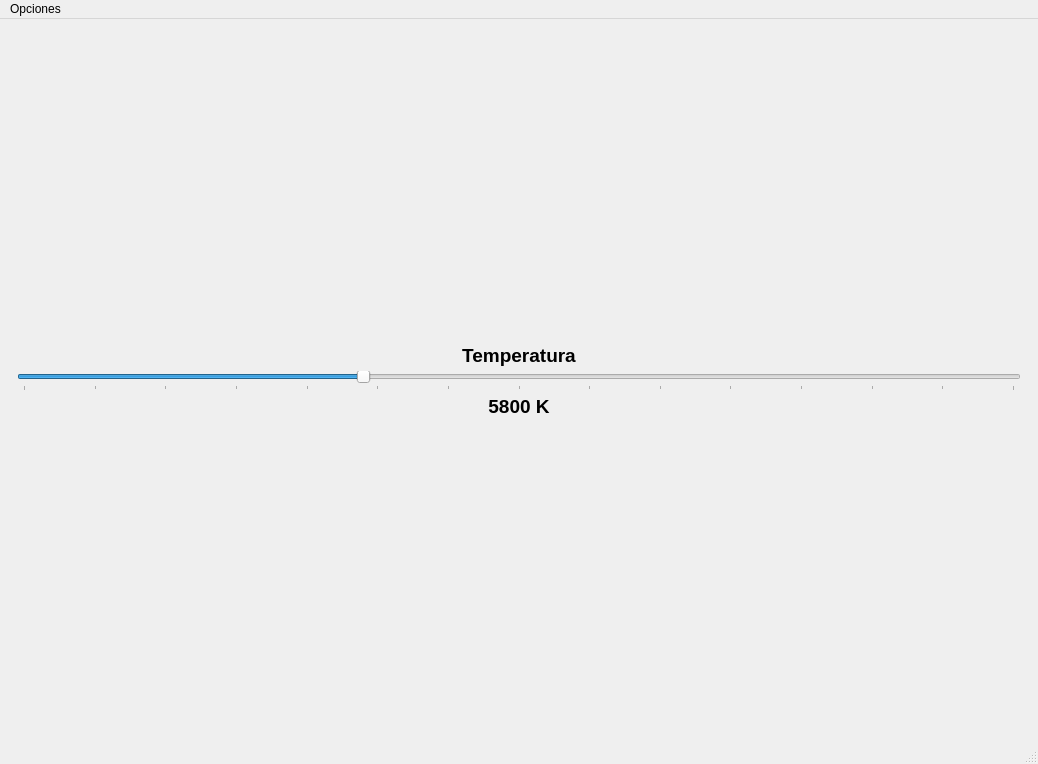
Old version of the form blackbody.ui in the repository azzorini/PyQtBlackbody.
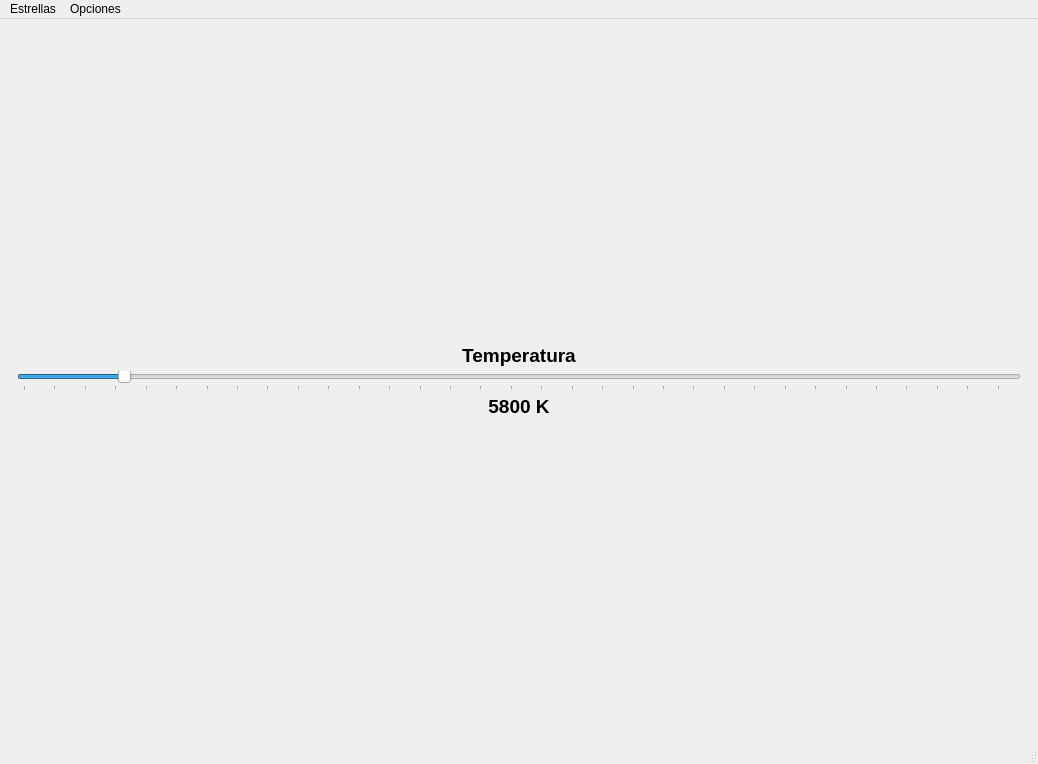
New version of the form.

Diff of the .ui file:
```diff
--- a/blackbody.ui
+++ b/blackbody.ui
@@ -61,10 +61,10 @@
          <bool>false</bool>
         </property>
         <property name="minimum">
-         <number>1000</number>
+         <number>2500</number>
         </property>
         <property name="maximum">
-         <number>15000</number>
+         <number>35000</number>
         </property>
         <property name="singleStep">
          <number>100</number>
@@ -119,6 +119,12 @@
     <addaction name="actionCerrar"/>
     <addaction name="actionInformacion"/>
    </widget>
+   <widget class="QMenu" name="menuEstrellas">
+    <property name="title">
+     <string>Estrellas</string>
+    </property>
+   </widget>
+   <addaction name="menuEstrellas"/>
    <addaction name="menuOpciones"/>
   </widget>
   <widget class="QStatusBar" name="statusbar"/>
```
Left out of the diff: 2 changed lines with no effect on the pictures.
